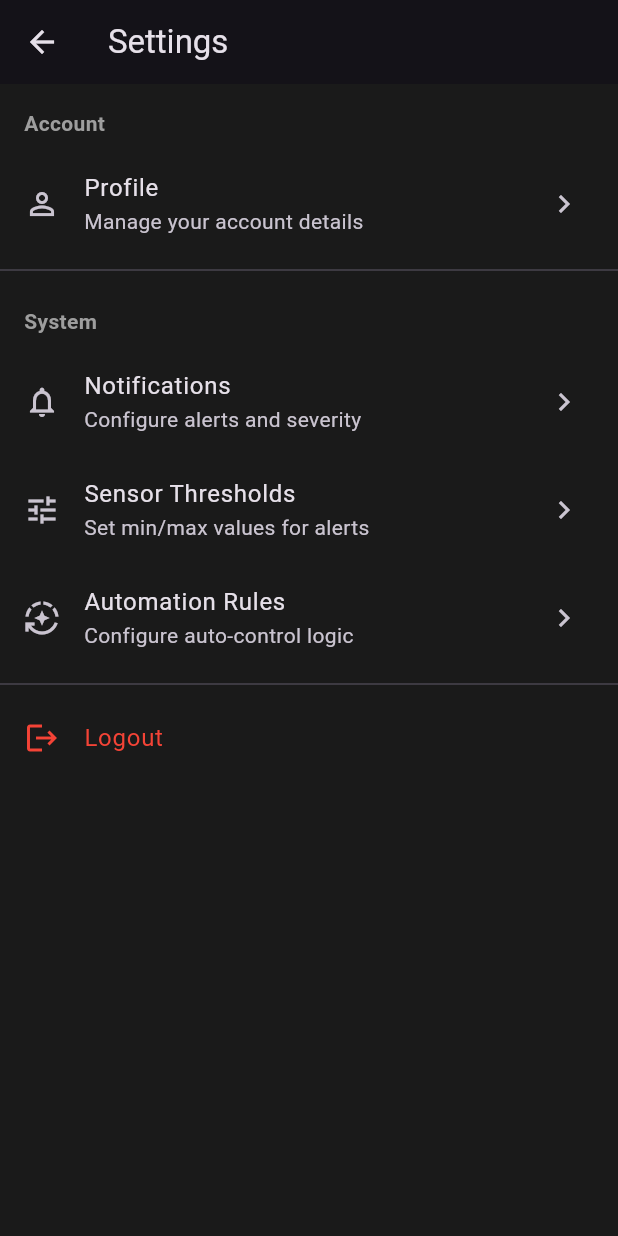
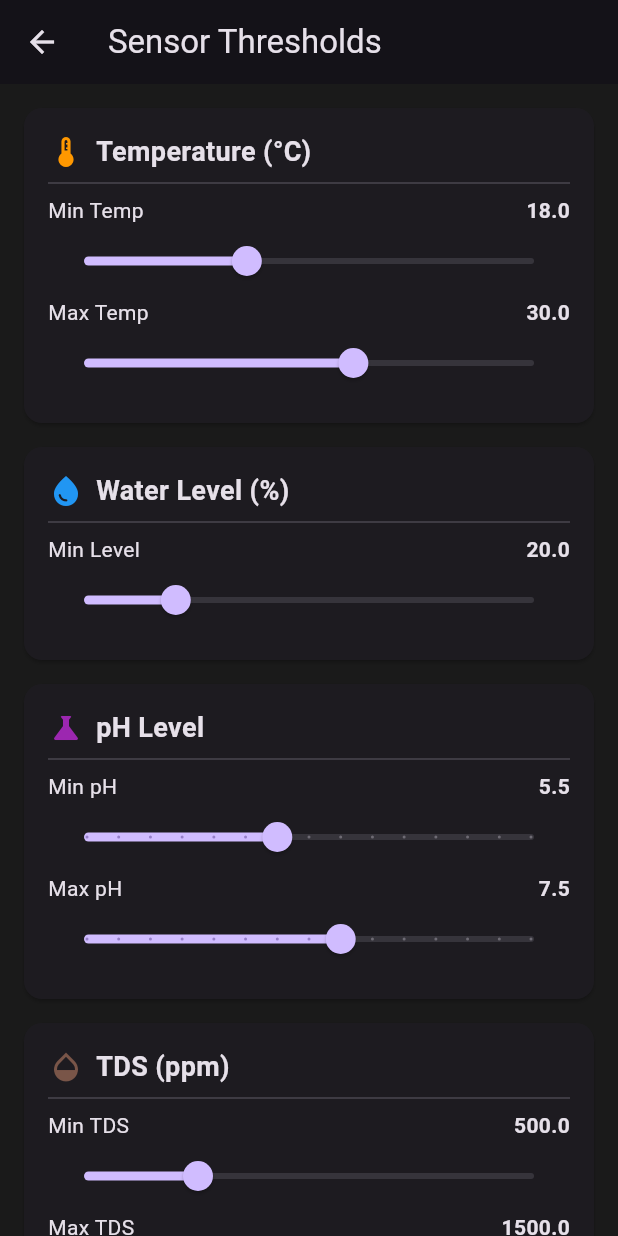
Before and after one commit to Yehia404/Smart-Hydroponic-App, a Flutter app: the SettingsScreen screen opened directly, after a tap on "Sensor Thresholds", on a phone screen of 412 x 824 dp. Run offline on Flutter 3.47's test engine with Material 3 defaults, Android fonts, the phone set to English and light mode, and no system bars; our stand-ins replace cloud_firestore, firebase_core; accounts and stored records are empty.

Commit message:
add sensor thresholds

```diff
--- /dev/null
+++ b/lib/view/settings/sensor_thresholds_screen.dart
@@ -0,0 +1,264 @@
+import 'package:flutter/material.dart';
+
+class SensorThresholdsScreen extends StatefulWidget {
+  const SensorThresholdsScreen({super.key});
+
+  @override
+  State<SensorThresholdsScreen> createState() => _SensorThresholdsScreenState();
+}
+
+class _SensorThresholdsScreenState extends State<SensorThresholdsScreen> {
+  bool isLoading = false;
+  double minTemp = 18.0;
+  double maxTemp = 30.0;
+  double minWaterLevel = 20.0;
+  double minPh = 5.5;
+  double maxPh = 7.5;
+  double minTds = 500.0;
+  double maxTds = 1500.0;
+  double minLight = 30.0;
+  double minHumidity = 40.0;
+  double maxHumidity = 80.0;
+
+  void saveThreshold(String sensor, String type, double value) {
+    setState(() {
+      switch ('${sensor}_$type') {
+        case 'temperature_min':
+          minTemp = value;
+          break;
+        case 'temperature_max':
+          maxTemp = value;
+          break;
+        case 'water_level_min':
+          minWaterLevel = value;
+          break;
+        case 'ph_min':
+          minPh = value;
+          break;
+        case 'ph_max':
+          maxPh = value;
+          break;
+        case 'tds_min':
+          minTds = value;
+          break;
+        case 'tds_max':
+          maxTds = value;
+          break;
+        case 'light_intensity_min':
+          minLight = value;
+          break;
+        case 'humidity_min':
+          minHumidity = value;
+          break;
+        case 'humidity_max':
+          maxHumidity = value;
+          break;
+      }
+    });
+  }
+
+  @override
+  Widget build(BuildContext context) {
+    return Scaffold(
+      appBar: AppBar(title: const Text('Sensor Thresholds')),
+      body: isLoading
+          ? const Center(child: CircularProgressIndicator())
+          : ListView(
+              padding: const EdgeInsets.all(16),
+              children: [
+                _buildThresholdCard(
+                  context,
+                  'Temperature (°C)',
+                  Icons.thermostat,
+                  Colors.orange,
+                  [
+                    _buildSlider(
+                      context,
+                      'Min Temp',
+                      'temperature',
+                      'min',
+                      minTemp,
+                      0,
+                      50,
+                    ),
+                    _buildSlider(
+                      context,
+                      'Max Temp',
+                      'temperature',
+                      'max',
+                      maxTemp,
+                      0,
+                      50,
+                    ),
+                  ],
+                ),
+                _buildThresholdCard(
+                  context,
+                  'Water Level (%)',
+                  Icons.water_drop,
+                  Colors.blue,
+                  [
+                    _buildSlider(
+                      context,
+                      'Min Level',
+                      'water_level',
+                      'min',
+                      minWaterLevel,
+                      0,
+                      100,
+                    ),
+                  ],
+                ),
+                _buildThresholdCard(
+                  context,
+                  'pH Level',
+                  Icons.science,
+                  Colors.purple,
+                  [
+                    _buildSlider(context, 'Min pH', 'ph', 'min', minPh, 0, 14),
+                    _buildSlider(context, 'Max pH', 'ph', 'max', maxPh, 0, 14),
+                  ],
+                ),
+                _buildThresholdCard(
+                  context,
+                  'TDS (ppm)',
+                  Icons.opacity,
+                  Colors.brown,
+                  [
+                    _buildSlider(
+                      context,
+                      'Min TDS',
+                      'tds',
+                      'min',
+                      minTds,
+                      0,
+                      2000,
+                    ),
+                    _buildSlider(
+                      context,
+                      'Max TDS',
+                      'tds',
+                      'max',
+                      maxTds,
+                      0,
+                      2000,
+                    ),
+                  ],
+                ),
+                _buildThresholdCard(
+                  context,
+                  'Light Intensity (%)',
+                  Icons.lightbulb,
+                  Colors.yellow[700]!,
+                  [
+                    _buildSlider(
+                      context,
+                      'Min Light',
+                      'light_intensity',
+                      'min',
+                      minLight,
+                      0,
+                      100,
+                    ),
+                  ],
+                ),
+                _buildThresholdCard(
+                  context,
+                  'Humidity (%)',
+                  Icons.cloud,
+                  Colors.cyan,
+                  [
+                    _buildSlider(
+                      context,
+                      'Min Humidity',
+                      'humidity',
+                      'min',
+                      minHumidity,
+                      0,
+                      100,
+                    ),
+                    _buildSlider(
+                      context,
+                      'Max Humidity',
+                      'humidity',
+                      'max',
+                      maxHumidity,
+                      0,
+                      100,
+                    ),
+                  ],
+                ),
+              ],
+            ),
+    );
+  }
+
+  Widget _buildThresholdCard(
+    BuildContext context,
+    String title,
+    IconData icon,
+    Color color,
+    List<Widget> children,
+  ) {
+    return Card(
+      margin: const EdgeInsets.only(bottom: 16),
+      child: Padding(
+        padding: const EdgeInsets.all(16),
+        child: Column(
+          crossAxisAlignment: CrossAxisAlignment.start,
+          children: [
+            Row(
+              children: [
+                Icon(icon, color: color),
+                const SizedBox(width: 8),
+                Text(
+                  title,
+                  style: const TextStyle(
+                    fontSize: 18,
+                    fontWeight: FontWeight.bold,
+                  ),
+                ),
+              ],
+            ),
+            const Divider(),
+            ...children,
+          ],
+        ),
+      ),
+    );
+  }
+
+  Widget _buildSlider(
+    BuildContext context,
+    String label,
+    String sensor,
+    String type,
+    double value,
+    double min,
+    double max,
+  ) {
+    return Column(
+      crossAxisAlignment: CrossAxisAlignment.start,
+      children: [
+        Row(
+          mainAxisAlignment: MainAxisAlignment.spaceBetween,
+          children: [
+            Text(label),
+            Text(
+              value.toStringAsFixed(1),
+              style: const TextStyle(fontWeight: FontWeight.bold),
+            ),
+          ],
+        ),
+        Slider(
+          value: value.clamp(min, max),
+          min: min,
+          max: max,
+          divisions: (max - min).toInt(),
+          label: value.toStringAsFixed(1),
+          onChanged: (newValue) => saveThreshold(sensor, type, newValue),
+        ),
+      ],
+    );
+  }
+}
--- a/lib/view/settings/settings_screen.dart
+++ b/lib/view/settings/settings_screen.dart
@@ -1,6 +1,7 @@
 import 'package:flutter/material.dart';
 import 'user_profile_screen.dart';
 import 'notification_settings_screen.dart';
+import 'sensor_thresholds_screen.dart';
 
 class SettingsScreen extends StatelessWidget {
   const SettingsScreen({super.key});
@@ -47,7 +48,14 @@ class SettingsScreen extends StatelessWidget {
             title: const Text('Sensor Thresholds'),
             subtitle: const Text('Set min/max values for alerts'),
             trailing: const Icon(Icons.chevron_right),
-            onTap: () {},
+            onTap: () {
+              Navigator.push(
+                context,
+                MaterialPageRoute(
+                  builder: (context) => const SensorThresholdsScreen(),
+                ),
+              );
+            },
           ),
           ListTile(
             leading: const Icon(Icons.auto_mode),
```
